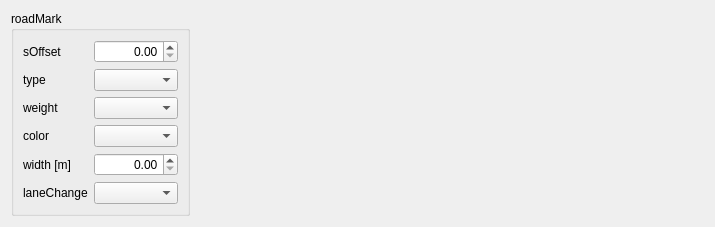
The window that src/OpenCOVER/DrivingSim/oddlot/src/settings/widgets/laneroadmarksettings.ui (hlrs-vis/covise) describes before a commit, drawn with Qt 5.
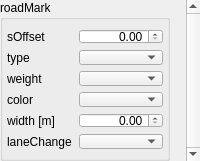
The same window after the commit.

Patch:
```diff
--- a/src/OpenCOVER/DrivingSim/oddlot/src/settings/widgets/laneroadmarksettings.ui
+++ b/src/OpenCOVER/DrivingSim/oddlot/src/settings/widgets/laneroadmarksettings.ui
@@ -6,33 +6,86 @@
    <rect>
     <x>0</x>
     <y>0</y>
-    <width>715</width>
-    <height>205</height>
+    <width>200</width>
+    <height>161</height>
    </rect>
   </property>
+  <property name="minimumSize">
+   <size>
+    <width>0</width>
+    <height>152</height>
+   </size>
+  </property>
   <property name="windowTitle">
    <string>Form</string>
   </property>
   <layout class="QGridLayout" name="gridLayout_2">
-   <item row="0" column="1">
-    <spacer name="horizontalSpacer">
-     <property name="orientation">
-      <enum>Qt::Horizontal</enum>
-     </property>
-     <property name="sizeHint" stdset="0">
+   <property name="leftMargin">
+    <number>0</number>
+   </property>
+   <property name="topMargin">
+    <number>0</number>
+   </property>
+   <property name="rightMargin">
+    <number>0</number>
+   </property>
+   <property name="bottomMargin">
+    <number>0</number>
+   </property>
+   <item row="0" column="0">
+    <widget class="QScrollArea" name="scrollArea">
+     <property name="frameShape">
+      <enum>QFrame::NoFrame</enum>
+     </property>
+     <property name="verticalScrollBarPolicy">
+      <enum>Qt::ScrollBarAlwaysOn</enum>
+     </property>
+     <property name="horizontalScrollBarPolicy">
+      <enum>Qt::ScrollBarAlwaysOff</enum>
+     </property>
+     <property name="widgetResizable">
+      <bool>true</bool>
+     </property>
+     <widget class="QWidget" name="scrollAreaWidgetContents">
+      <property name="geometry">
+       <rect>
+        <x>0</x>
+        <y>0</y>
+        <width>183</width>
+        <height>161</height>
+       </rect>
+      </property>
+      <property name="minimumSize">
       <size>
-       <width>468</width>
-       <height>20</height>
-      </size>
-     </property>
-    </spacer>
-   </item>
-   <item row="0" column="0">
+        <width>0</width>
+        <height>159</height>
+       </size>
+      </property>
     <widget class="QGroupBox" name="groupBox">
+       <property name="geometry">
+        <rect>
+         <x>0</x>
+         <y>0</y>
+         <width>170</width>
+         <height>161</height>
+        </rect>
+       </property>
+       <property name="sizePolicy">
+        <sizepolicy hsizetype="Preferred" vsizetype="Fixed">
+         <horstretch>0</horstretch>
+         <verstretch>0</verstretch>
+        </sizepolicy>
+       </property>
      <property name="title">
       <string>roadMark</string>
      </property>
      <layout class="QGridLayout" name="gridLayout">
+        <property name="leftMargin">
+         <number>4</number>
+        </property>
+        <property name="rightMargin">
+         <number>4</number>
+        </property>
       <item row="4" column="0">
        <widget class="QLabel" name="weightLabel">
         <property name="text">
@@ -111,6 +164,8 @@
        <widget class="QComboBox" name="laneChangeBox"/>
       </item>
      </layout>
+      </widget>
+     </widget>
     </widget>
    </item>
   </layout>
```
Lines whose indentation alone changed are shown as unchanged.
